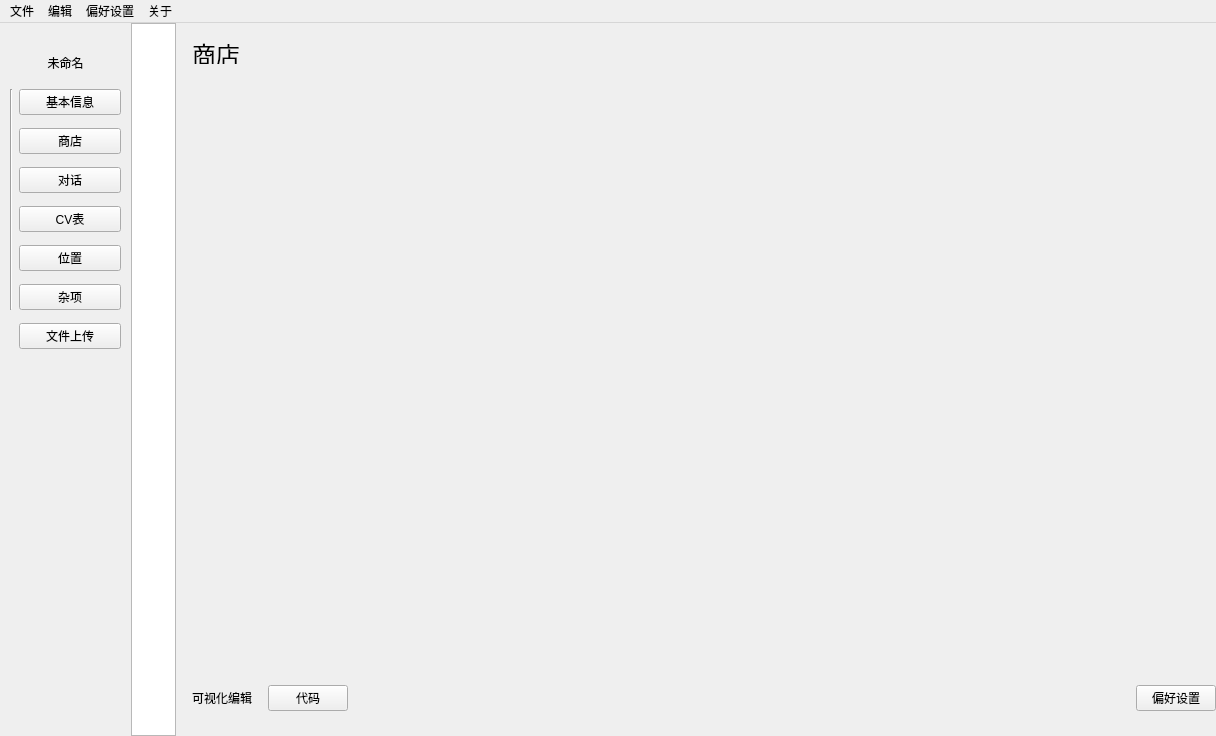
Qt form Visual-Editor/mainwindow.ui (Marcus-P-114514/Genshin-Impact-BWiKi-NPC-Editor) before a commit.
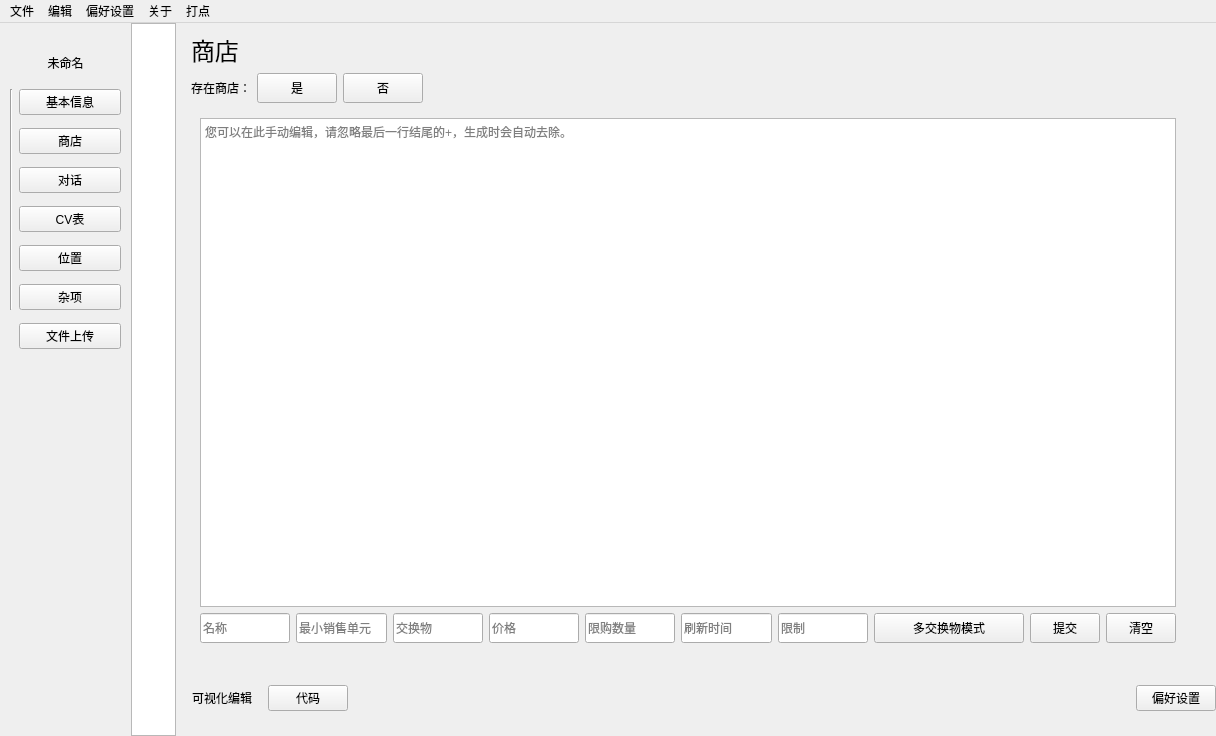
The same form after that commit. The open tabs and pages were chosen to show the change.

Commit message: Done: NPC Store

```diff
--- a/Visual-Editor/mainwindow.ui
+++ b/Visual-Editor/mainwindow.ui
@@ -1100,22 +1100,281 @@
          </layout>
         </widget>
         <widget class="QWidget" name="page_7">
-         <widget class="QLabel" name="label_3">
-          <property name="geometry">
-           <rect>
-            <x>10</x>
-            <y>20</y>
-            <width>591</width>
-            <height>21</height>
-           </rect>
-          </property>
-          <property name="styleSheet">
-           <string notr="true">font: 18pt;</string>
-          </property>
-          <property name="text">
-           <string>商店</string>
-          </property>
-         </widget>
+         <layout class="QVBoxLayout" name="verticalLayout_2">
+          <item>
+           <widget class="QLabel" name="label_3">
+            <property name="styleSheet">
+             <string notr="true">font: 18pt;</string>
+            </property>
+            <property name="text">
+             <string>商店</string>
+            </property>
+           </widget>
+          </item>
+          <item>
+           <layout class="QHBoxLayout" name="horizontalLayout_10">
+            <item>
+             <widget class="QLabel" name="label_21">
+              <property name="text">
+               <string>存在商店：</string>
+              </property>
+             </widget>
+            </item>
+            <item>
+             <widget class="QPushButton" name="npc_store_isexist">
+              <property name="sizePolicy">
+               <sizepolicy hsizetype="Fixed" vsizetype="Fixed">
+                <horstretch>0</horstretch>
+                <verstretch>0</verstretch>
+               </sizepolicy>
+              </property>
+              <property name="minimumSize">
+               <size>
+                <width>70</width>
+                <height>30</height>
+               </size>
+              </property>
+              <property name="text">
+               <string>是</string>
+              </property>
+             </widget>
+            </item>
+            <item>
+             <widget class="QPushButton" name="npc_store_none">
+              <property name="sizePolicy">
+               <sizepolicy hsizetype="Fixed" vsizetype="Fixed">
+                <horstretch>0</horstretch>
+                <verstretch>0</verstretch>
+               </sizepolicy>
+              </property>
+              <property name="minimumSize">
+               <size>
+                <width>70</width>
+                <height>30</height>
+               </size>
+              </property>
+              <property name="text">
+               <string>否</string>
+              </property>
+             </widget>
+            </item>
+            <item>
+             <spacer name="horizontalSpacer_9">
+              <property name="orientation">
+               <enum>Qt::Horizontal</enum>
+              </property>
+              <property name="sizeHint" stdset="0">
+               <size>
+                <width>728</width>
+                <height>20</height>
+               </size>
+              </property>
+             </spacer>
+            </item>
+           </layout>
+          </item>
+          <item>
+           <widget class="QStackedWidget" name="hide_store_info">
+            <property name="currentIndex">
+             <number>0</number>
+            </property>
+            <widget class="QWidget" name="page_15">
+             <layout class="QVBoxLayout" name="verticalLayout_3">
+              <property name="rightMargin">
+               <number>31</number>
+              </property>
+              <item>
+               <widget class="QTextEdit" name="npc_store_list">
+                <property name="cursor" stdset="0">
+                 <cursorShape>CrossCursor</cursorShape>
+                </property>
+                <property name="placeholderText">
+                 <string>您可以在此手动编辑，请忽略最后一行结尾的+，生成时会自动去除。</string>
+                </property>
+               </widget>
+              </item>
+              <item>
+               <layout class="QHBoxLayout" name="horizontalLayout_9">
+                <property name="rightMargin">
+                 <number>0</number>
+                </property>
+                <item>
+                 <widget class="QLineEdit" name="npc_store_commodity_name_input">
+                  <property name="minimumSize">
+                   <size>
+                    <width>0</width>
+                    <height>30</height>
+                   </size>
+                  </property>
+                  <property name="cursor">
+                   <cursorShape>CrossCursor</cursorShape>
+                  </property>
+                  <property name="placeholderText">
+                   <string>名称</string>
+                  </property>
+                 </widget>
+                </item>
+                <item>
+                 <widget class="QLineEdit" name="npc_store_min_sale_unit">
+                  <property name="minimumSize">
+                   <size>
+                    <width>0</width>
+                    <height>30</height>
+                   </size>
+                  </property>
+                  <property name="cursor">
+                   <cursorShape>CrossCursor</cursorShape>
+                  </property>
+                  <property name="placeholderText">
+                   <string>最小销售单元</string>
+                  </property>
+                 </widget>
+                </item>
+                <item>
+                 <widget class="QLineEdit" name="npc_store_exchanger_input">
+                  <property name="minimumSize">
+                   <size>
+                    <width>0</width>
+                    <height>30</height>
+                   </size>
+                  </property>
+                  <property name="cursor">
+                   <cursorShape>CrossCursor</cursorShape>
+                  </property>
+                  <property name="placeholderText">
+                   <string>交换物</string>
+                  </property>
+                 </widget>
+                </item>
+                <item>
+                 <widget class="QLineEdit" name="npc_store_price_input">
+                  <property name="minimumSize">
+                   <size>
+                    <width>0</width>
+                    <height>30</height>
+                   </size>
+                  </property>
+                  <property name="cursor">
+                   <cursorShape>CrossCursor</cursorShape>
+                  </property>
+                  <property name="placeholderText">
+                   <string>价格</string>
+                  </property>
+                 </widget>
+                </item>
+                <item>
+                 <widget class="QLineEdit" name="npc_store_limit_input">
+                  <property name="minimumSize">
+                   <size>
+                    <width>0</width>
+                    <height>30</height>
+                   </size>
+                  </property>
+                  <property name="cursor">
+                   <cursorShape>CrossCursor</cursorShape>
+                  </property>
+                  <property name="placeholderText">
+                   <string>限购数量</string>
+                  </property>
+                 </widget>
+                </item>
+                <item>
+                 <widget class="QLineEdit" name="npc_store_refresh_input">
+                  <property name="minimumSize">
+                   <size>
+                    <width>0</width>
+                    <height>30</height>
+                   </size>
+                  </property>
+                  <property name="cursor">
+                   <cursorShape>CrossCursor</cursorShape>
+                  </property>
+                  <property name="placeholderText">
+                   <string>刷新时间</string>
+                  </property>
+                 </widget>
+                </item>
+                <item>
+                 <widget class="QLineEdit" name="npc_store_etc_input">
+                  <property name="minimumSize">
+                   <size>
+                    <width>0</width>
+                    <height>30</height>
+                   </size>
+                  </property>
+                  <property name="cursor">
+                   <cursorShape>CrossCursor</cursorShape>
+                  </property>
+                  <property name="placeholderText">
+                   <string>限制</string>
+                  </property>
+                 </widget>
+                </item>
+                <item>
+                 <widget class="QPushButton" name="npc_store_multi_exchanger">
+                  <property name="sizePolicy">
+                   <sizepolicy hsizetype="Minimum" vsizetype="Fixed">
+                    <horstretch>10</horstretch>
+                    <verstretch>0</verstretch>
+                   </sizepolicy>
+                  </property>
+                  <property name="minimumSize">
+                   <size>
+                    <width>150</width>
+                    <height>30</height>
+                   </size>
+                  </property>
+                  <property name="text">
+                   <string>多交换物模式</string>
+                  </property>
+                 </widget>
+                </item>
+                <item>
+                 <widget class="QPushButton" name="npc_store_submit_current">
+                  <property name="sizePolicy">
+                   <sizepolicy hsizetype="Minimum" vsizetype="Fixed">
+                    <horstretch>10</horstretch>
+                    <verstretch>0</verstretch>
+                   </sizepolicy>
+                  </property>
+                  <property name="minimumSize">
+                   <size>
+                    <width>70</width>
+                    <height>30</height>
+                   </size>
+                  </property>
+                  <property name="text">
+                   <string>提交</string>
+                  </property>
+                 </widget>
+                </item>
+                <item>
+                 <widget class="QPushButton" name="npc_store_clear_list">
+                  <property name="sizePolicy">
+                   <sizepolicy hsizetype="Minimum" vsizetype="Fixed">
+                    <horstretch>10</horstretch>
+                    <verstretch>0</verstretch>
+                   </sizepolicy>
+                  </property>
+                  <property name="minimumSize">
+                   <size>
+                    <width>70</width>
+                    <height>30</height>
+                   </size>
+                  </property>
+                  <property name="text">
+                   <string>清空</string>
+                  </property>
+                 </widget>
+                </item>
+               </layout>
+              </item>
+             </layout>
+            </widget>
+            <widget class="QWidget" name="page_16"/>
+           </widget>
+          </item>
+         </layout>
         </widget>
         <widget class="QWidget" name="page_8">
          <widget class="QLabel" name="label_4">
@@ -1288,10 +1547,17 @@
     </property>
     <addaction name="action_placeholder"/>
    </widget>
+   <widget class="QMenu" name="menu_4">
+    <property name="title">
+     <string>打点</string>
+    </property>
+    <addaction name="open_mapview"/>
+   </widget>
    <addaction name="menuqqq"/>
    <addaction name="menu"/>
    <addaction name="menu_2"/>
    <addaction name="menu_3"/>
+   <addaction name="menu_4"/>
   </widget>
   <action name="action_placeholder">
    <property name="text">
```
Left out of the diff: 39 changed lines with no effect on the pictures. The commit also changes 7 other files.
